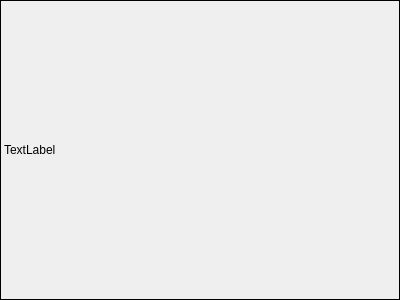
birkeh/fontManager, file cfontview.ui: the form before one commit.
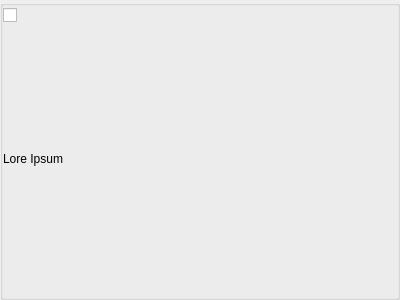
The form after the commit.

Patch:
```diff
--- a/cfontview.ui
+++ b/cfontview.ui
@@ -13,7 +13,7 @@
   <property name="windowTitle">
    <string>Form</string>
   </property>
-  <layout class="QGridLayout" name="gridLayout">
+  <layout class="QGridLayout" name="gridLayout_3">
    <property name="leftMargin">
     <number>0</number>
    </property>
@@ -30,16 +30,51 @@
     <number>0</number>
    </property>
    <item row="0" column="0">
-    <widget class="QLabel" name="m_lpSampleText">
-     <property name="frameShape">
-      <enum>QFrame::Box</enum>
+    <widget class="QGroupBox" name="groupBox">
+     <property name="title">
+      <string/>
      </property>
-     <property name="frameShadow">
-      <enum>QFrame::Plain</enum>
-     </property>
-     <property name="text">
-      <string>TextLabel</string>
-     </property>
+     <layout class="QGridLayout" name="gridLayout_2">
+      <property name="leftMargin">
+       <number>0</number>
+      </property>
+      <property name="topMargin">
+       <number>2</number>
+      </property>
+      <property name="rightMargin">
+       <number>0</number>
+      </property>
+      <property name="bottomMargin">
+       <number>2</number>
+      </property>
+      <property name="spacing">
+       <number>0</number>
+      </property>
+      <item row="0" column="0">
+       <layout class="QGridLayout" name="gridLayout" columnstretch="0,1">
+        <property name="horizontalSpacing">
+         <number>9</number>
+        </property>
+        <property name="verticalSpacing">
+         <number>0</number>
+        </property>
+        <item row="1" column="1">
+         <widget class="QLabel" name="m_lpSampleText">
+          <property name="text">
+           <string>Lore Ipsum</string>
+          </property>
+         </widget>
+        </item>
+        <item row="0" column="1">
+         <widget class="QCheckBox" name="m_lpFontName">
+          <property name="text">
+           <string/>
+          </property>
+         </widget>
+        </item>
+       </layout>
+      </item>
+     </layout>
     </widget>
    </item>
   </layout>
```
